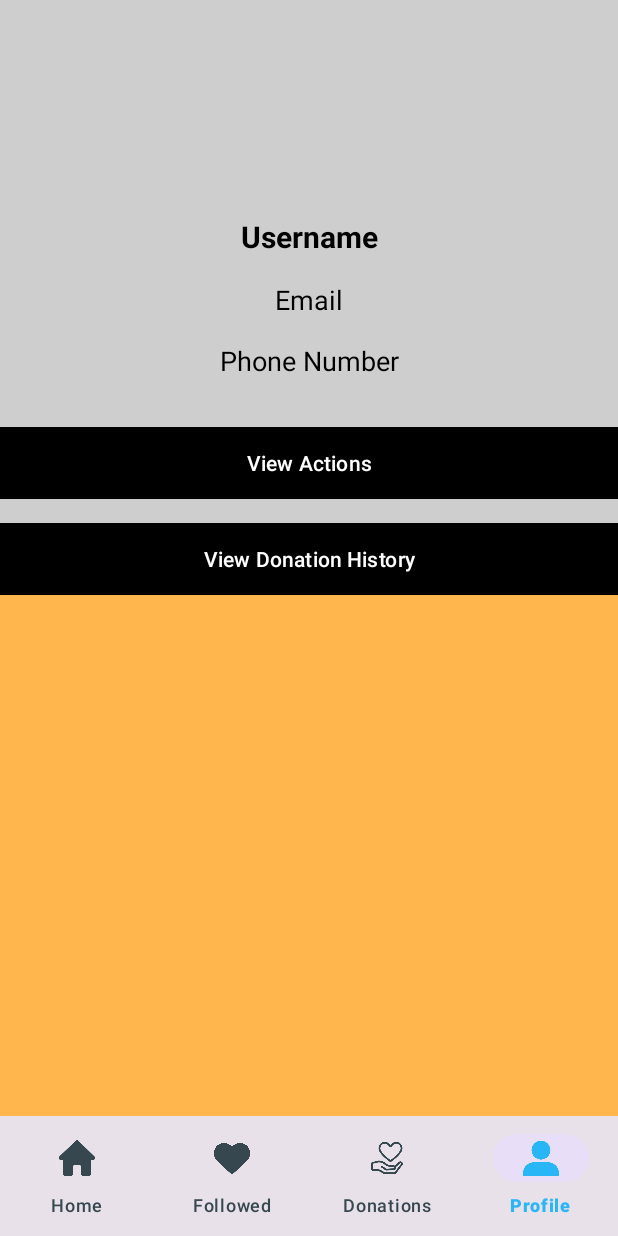
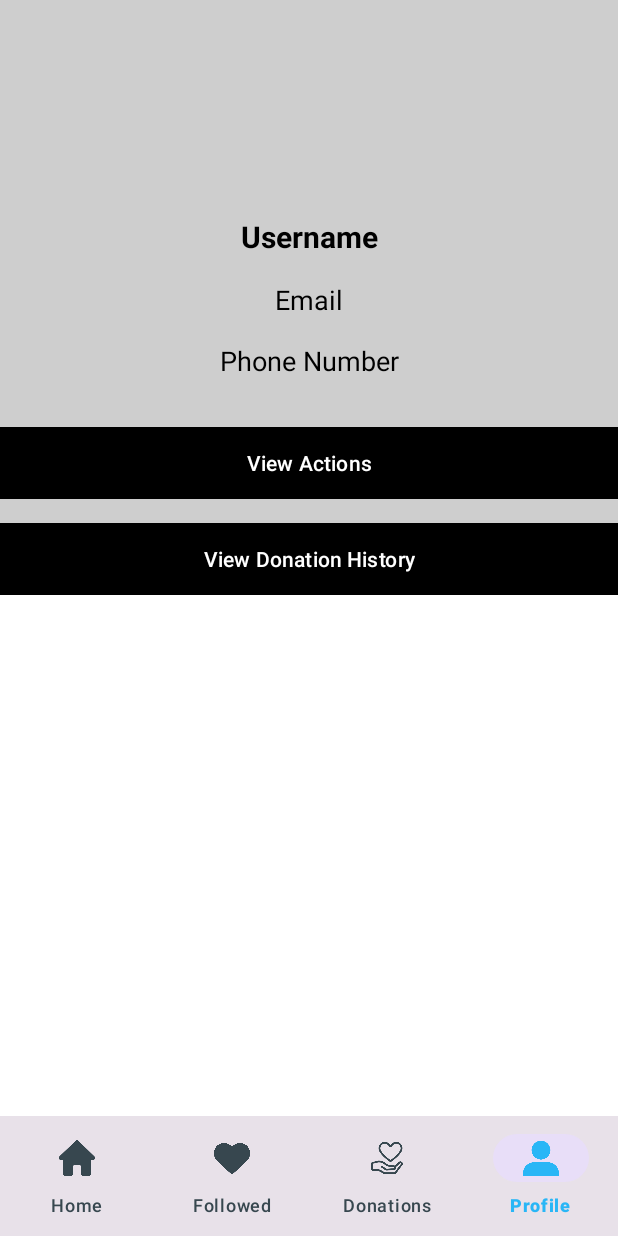
Before and after one commit to DevSnix/Sharity, an Android app: the MainActivity screen opened directly, with no data from a screen before it, item 4 of the bottom bar chosen, on a phone screen of 412 x 824 dp. Run offline under Robolectric (Android 15) with nearby library versions, the phone set to English and light mode, and no system bars; our stand-ins replace Firebase (no records; nobody signed in at launch, a user with empty details on screens opened directly).

Commit message:
Changed background from orange to white

```diff
--- a/app/src/main/res/layout/activity_main.xml
+++ b/app/src/main/res/layout/activity_main.xml
@@ -5,7 +5,7 @@
     android:layout_height="match_parent"
     xmlns:tools="http://schemas.android.com/tools"
     tools:context=".MainActivity"
-    android:background="@color/orange300">
+    android:background="@color/white">
 
     <FrameLayout
         android:id="@+id/fragment_container"
```
